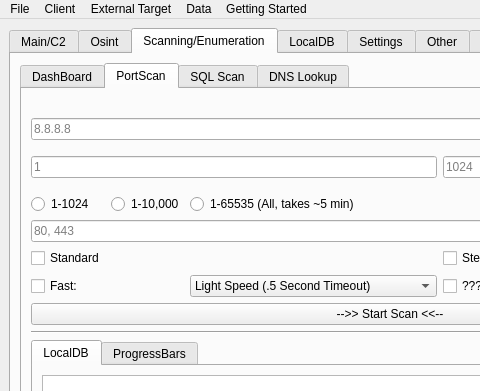
This is gui.ui in ryanq47/WhisperNet as Qt 5 draws it before an edit; both pictures show x 0 to 480 and y 0 to 391 of the 1108 by 850 pixel window. The edited form follows.
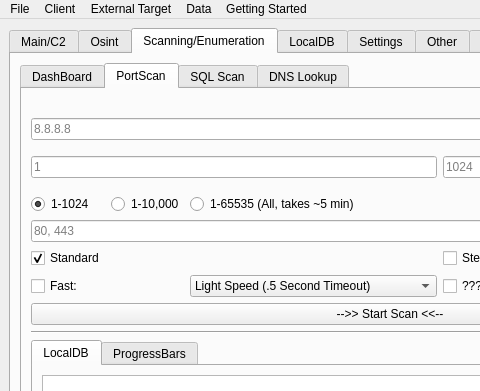
This is the edited form. The open tabs and pages were chosen to show the change. Icons and pictures are not drawn.

```diff
--- a/gui.ui
+++ b/gui.ui
@@ -1320,6 +1320,9 @@
               <property name="text">
                <string>1-1024</string>
               </property>
+              <property name="checked">
+               <bool>true</bool>
+              </property>
              </widget>
             </item>
             <item row="7" column="4" rowspan="2">
@@ -1393,6 +1396,9 @@
               <property name="text">
                <string>Standard</string>
               </property>
+              <property name="checked">
+               <bool>true</bool>
+              </property>
              </widget>
             </item>
             <item row="2" column="4" rowspan="2">
```
Left out of the diff: 3 changed lines with no effect on the pictures.
